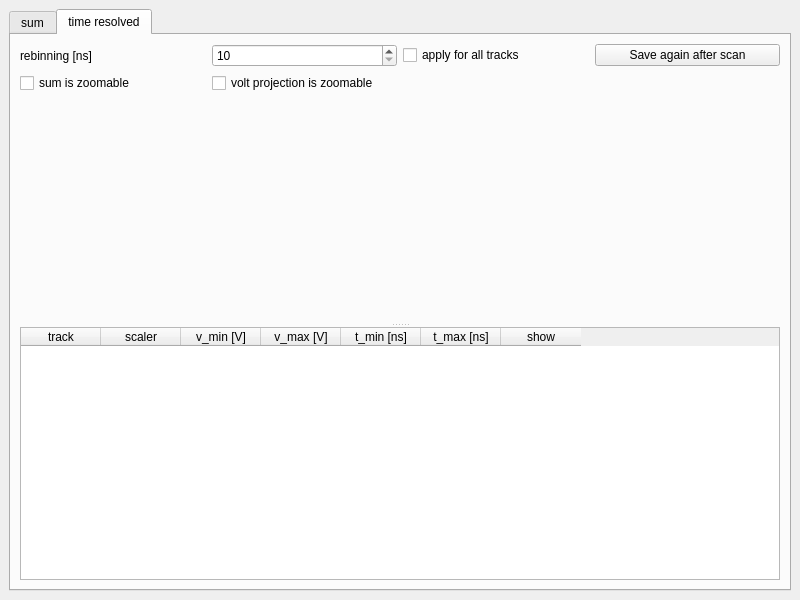
Before: the Qt Designer form TildaHost/source/Interface/LiveDataPlottingUi/Ui_LiveDataPlotting.ui in lasersphere/Tilda, drawn with Qt 5.
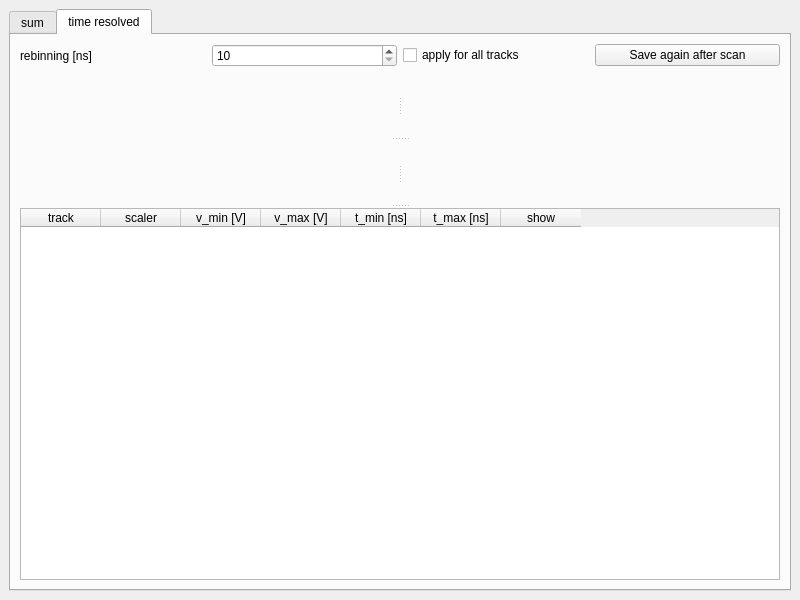
After: the same form once the commit is applied.

Patch:
```diff
--- a/TildaHost/source/Interface/LiveDataPlottingUi/Ui_LiveDataPlotting.ui
+++ b/TildaHost/source/Interface/LiveDataPlottingUi/Ui_LiveDataPlotting.ui
@@ -168,20 +168,6 @@
             </property>
            </widget>
           </item>
-          <item row="1" column="0">
-           <widget class="QCheckBox" name="checkBox_sum_zoom">
-            <property name="text">
-             <string>sum is zoomable</string>
-            </property>
-           </widget>
-          </item>
-          <item row="1" column="2">
-           <widget class="QCheckBox" name="checkBox_volt_line_zoom">
-            <property name="text">
-             <string>volt projection is zoomable</string>
-            </property>
-           </widget>
-          </item>
          </layout>
         </item>
         <item>
@@ -192,7 +178,31 @@
           <property name="opaqueResize">
            <bool>true</bool>
           </property>
-          <widget class="QWidget" name="widget_tres_plot" native="true"/>
+          <widget class="QWidget" name="widget_tres_plot" native="true">
+           <layout class="QVBoxLayout" name="verticalLayout_5">
+            <item>
+             <widget class="QSplitter" name="splitter_4">
+              <property name="orientation">
+               <enum>Qt::Vertical</enum>
+              </property>
+              <widget class="QSplitter" name="splitter_2">
+               <property name="orientation">
+                <enum>Qt::Horizontal</enum>
+               </property>
+               <widget class="QWidget" name="widget_tres" native="true"/>
+               <widget class="QWidget" name="widget_proj_t" native="true"/>
+              </widget>
+              <widget class="QSplitter" name="splitter_3">
+               <property name="orientation">
+                <enum>Qt::Horizontal</enum>
+               </property>
+               <widget class="QWidget" name="widget_proj_v" native="true"/>
+               <widget class="QWidget" name="widget_right_lower_corner" native="true"/>
+              </widget>
+             </widget>
+            </item>
+           </layout>
+          </widget>
           <widget class="QTableWidget" name="tableWidget_gates">
            <property name="sizePolicy">
             <sizepolicy hsizetype="Expanding" vsizetype="Expanding">
```
Left out of the diff: 14 changed lines with no effect on the pictures.
